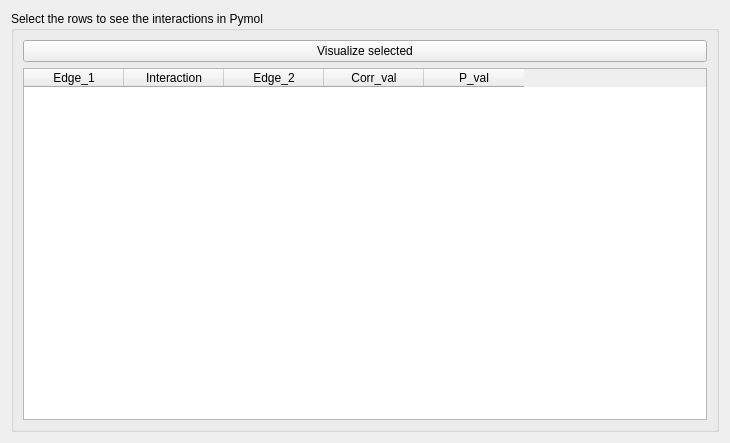
Above: GUIs/correlated.ui from BioComputingUP/ring-pymol before the change. Below: the same form after it.
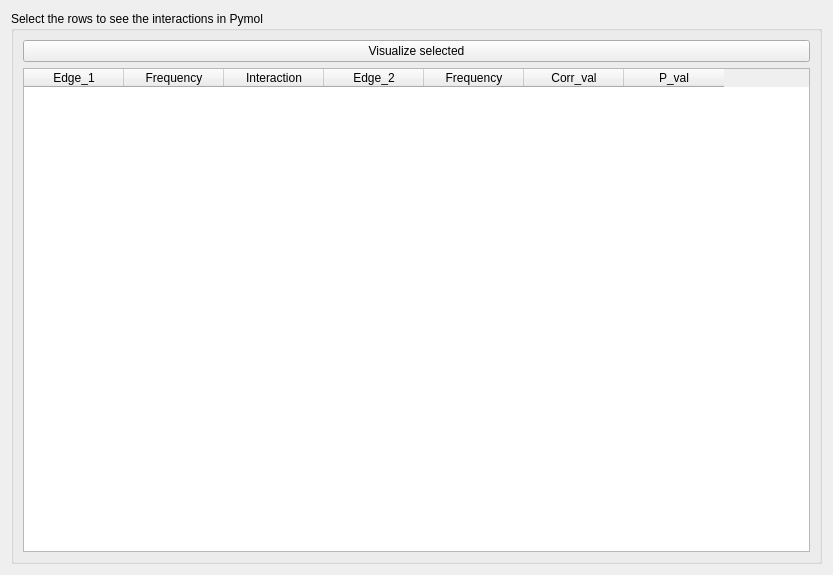
That is the form after the change.

The edit to the form file:
```diff
--- a/GUIs/correlated.ui
+++ b/GUIs/correlated.ui
@@ -6,8 +6,8 @@
    <rect>
     <x>0</x>
     <y>0</y>
-    <width>730</width>
-    <height>443</height>
+    <width>833</width>
+    <height>575</height>
    </rect>
   </property>
   <property name="sizePolicy">
@@ -84,6 +84,11 @@
           <string>Edge_1</string>
          </property>
         </column>
+        <column>
+         <property name="text">
+          <string>Frequency</string>
+         </property>
+        </column>
         <column>
          <property name="text">
           <string>Interaction</string>
@@ -94,6 +99,11 @@
           <string>Edge_2</string>
          </property>
         </column>
+        <column>
+         <property name="text">
+          <string>Frequency</string>
+         </property>
+        </column>
         <column>
          <property name="text">
           <string>Corr_val</string>
```
